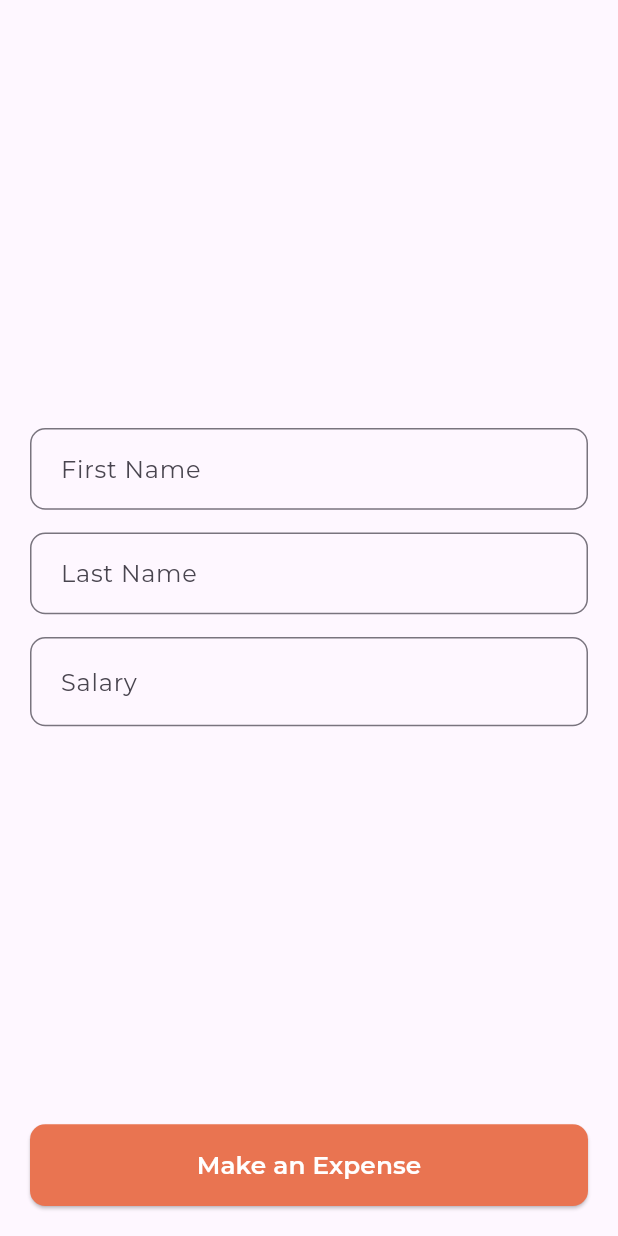
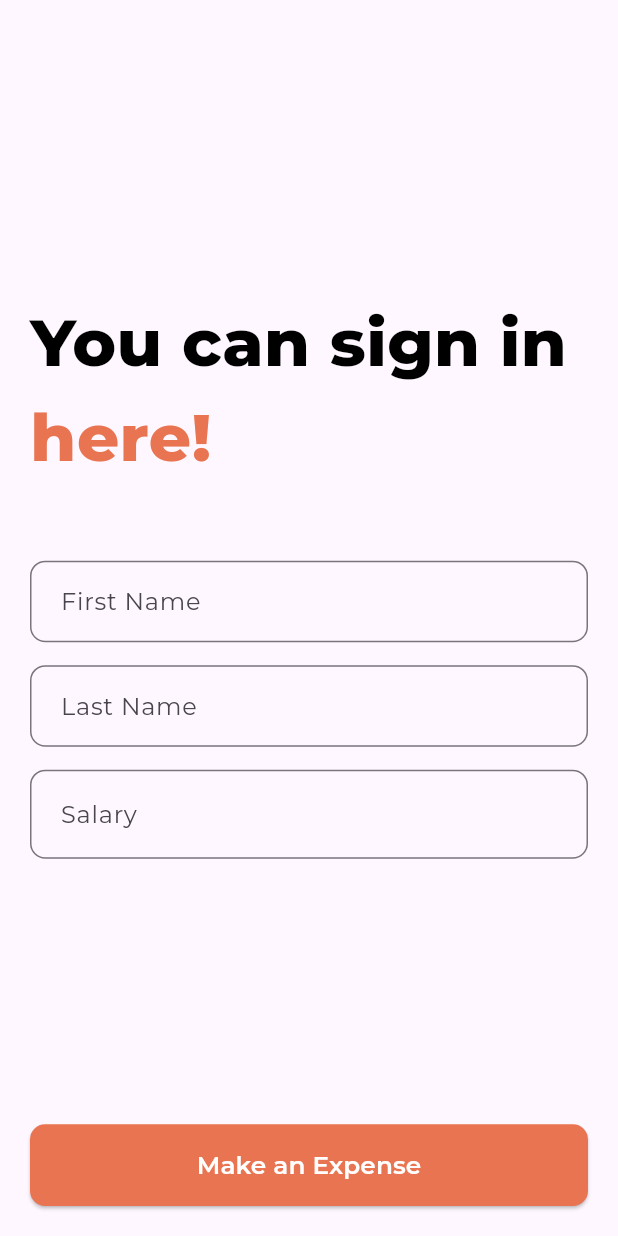
Before and after one commit to obasanmichael/expense_tracker_app, a Flutter app: the SignUpScreen screen opened by its route, on a phone screen of 412 x 824 dp. Run offline on Flutter 3.47's test engine with Material 3 defaults, Android fonts, the phone set to English and light mode, and no system bars; our stand-ins replace fl_chart, flutter_riverpod, flutter_screenutil, go_router, google_fonts, money_formatter and 1 more.

Commit message:
Worked on majority of the errors

```diff
--- a/lib/screens/auth/sign_up.dart
+++ b/lib/screens/auth/sign_up.dart
@@ -38,8 +38,24 @@ class _SignUpScreenState extends ConsumerState<SignUpScreen> {
       body: Padding(
         padding: const EdgeInsets.all(20.0),
         child: Column(
+          crossAxisAlignment: CrossAxisAlignment.start,
           children: [
             Spacer(),
+            Text(
+              'You can sign in',
+              style: TextStyle(
+                  fontSize: 40.sp,
+                  fontWeight: FontWeight.w800,
+                  color: Colors.black),
+            ),
+            Text(
+              'here!',
+              style: TextStyle(
+                  fontSize: 40.sp,
+                  fontWeight: FontWeight.w800,
+                  color: Color(0xffE97451)),
+            ),
+            SizedBox(height: 50.h),
             TextField(
               controller: _fNameController,
               decoration: InputDecoration(
--- a/lib/src/components/earnings_container.dart
+++ b/lib/src/components/earnings_container.dart
@@ -28,9 +28,7 @@ class EarningsContainer extends ConsumerWidget {
   @override
   Widget build(BuildContext context, WidgetRef ref) {
     final salary = ref.read(SalaryProvider);
-    print('Salary fetched from provider: $salary');
     String totalPrice = calculateTotalExpenses(salary);
-    print('Formatted salary: $totalPrice');
 
     return Container(
       height: 100.h,
--- a/lib/widgets/expense/expense_item.dart
+++ b/lib/widgets/expense/expense_item.dart
@@ -46,8 +46,10 @@ class ExpenseItem extends StatelessWidget {
                   ),
                   TextButton(
                     onPressed: () {
-                      onDelete(expense);
                       Navigator.pop(ctx);
+                      Future.delayed(Duration.zero, () {
+                        onDelete(expense);
+                      });
                     },
                     child: Text('Yes'),
                   ),
```
Also changed, not shown: lib/screens/home/home.dart (+19 -15 lines), lib/src/components/amount_container.dart (+12 -14 lines).
